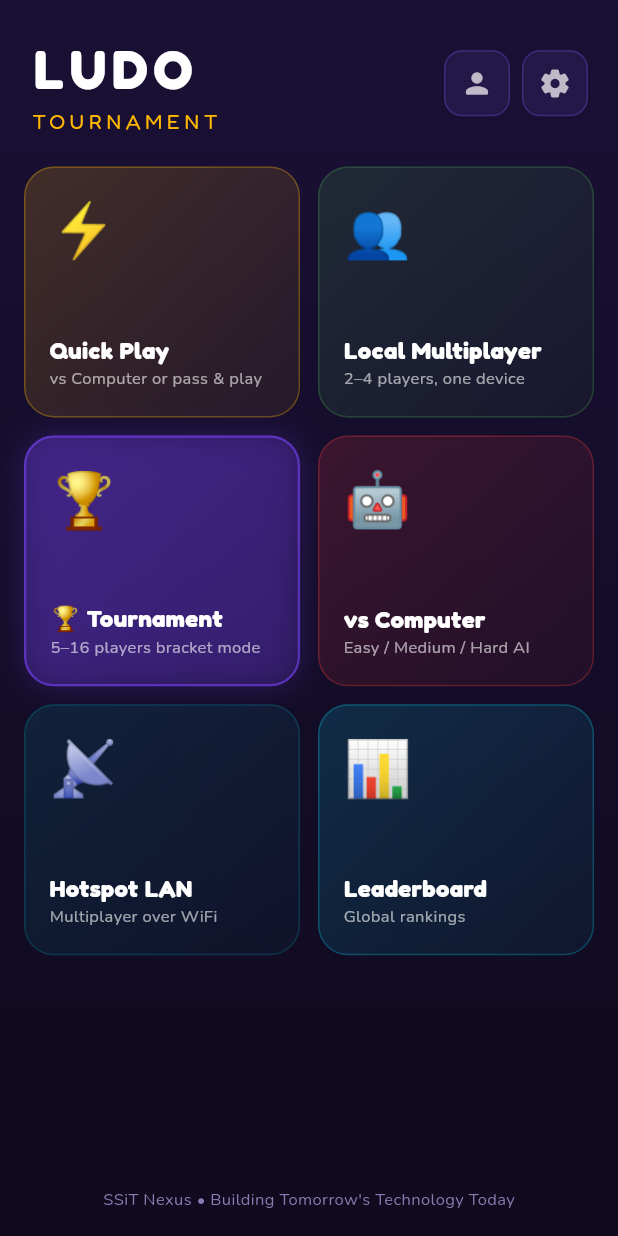
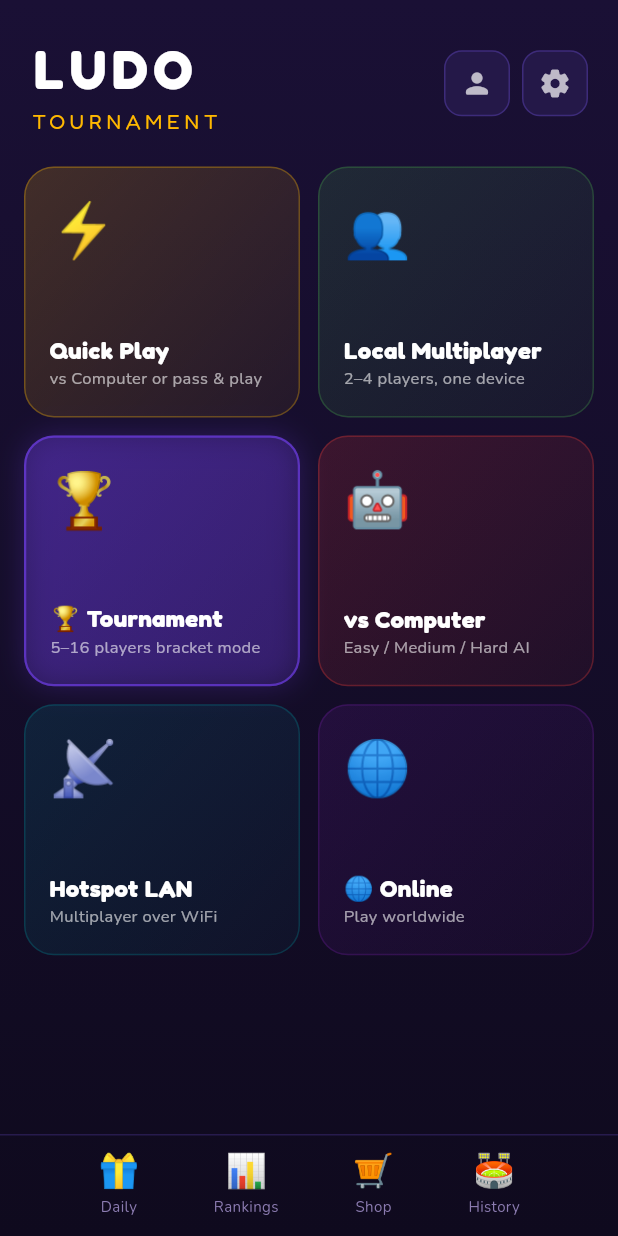
Before and after one commit to Shri5Ambare/ludo-tournament-app, a Flutter app: the screen it shows after launch, on a phone screen of 412 x 824 dp. Run offline on Flutter 3.47's test engine with Material 3 defaults, Android fonts, the phone set to English and light mode, and no system bars; drawn by our look-alikes of flutter_animate; our stand-ins replace audioplayers, confetti, equatable, flutter_riverpod, go_router, google_fonts and 4 more; accounts and stored records are empty.

Commit message:
✨ Fix: Online button wired, footer nav bar, remove unused imports, clean duplicates

```diff
--- a/lib/ai/ai_engine.dart
+++ b/lib/ai/ai_engine.dart
@@ -3,7 +3,6 @@ import 'dart:math';
 import '../models/game_models.dart';
 import '../core/constants/app_constants.dart';
 import '../core/constants/board_paths.dart';
-import 'game_engine.dart';
 
 /// AI decision engine for bot players
 class AIEngine {
--- a/lib/providers/game_provider.dart
+++ b/lib/providers/game_provider.dart
@@ -5,7 +5,6 @@ import '../models/game_models.dart';
 import '../game_engine/game_engine.dart';
 import '../ai/ai_engine.dart';
 import '../core/constants/app_constants.dart';
-import 'settings_provider.dart';
 
 // ─────────────────────────────────────────────
 // Game Provider
--- a/lib/screens/home/home_screen.dart
+++ b/lib/screens/home/home_screen.dart
@@ -92,8 +92,8 @@ class HomeScreen extends ConsumerWidget {
           'Easy / Medium / Hard AI', () => _goToLobby(context, 'ai')),
       _MenuItem('Hotspot LAN', '📡', const Color(0xFF00838F),
           'Multiplayer over WiFi', () => _showHotspotDialog(context)),
-      _MenuItem('Leaderboard', '📊', const Color(0xFF00BCD4),
-          'Global rankings', () => context.push('/leaderboard')),
+      _MenuItem('🌐 Online', '🌐', const Color(0xFF6A1B9A),
+          'Play worldwide', () => context.push('/online/auth')),
     ];
 
     return Padding(
@@ -119,11 +119,37 @@ class HomeScreen extends ConsumerWidget {
   }
 
   Widget _buildFooter(BuildContext context) {
-    return Padding(
-      padding: const EdgeInsets.all(16),
-      child: Text(
-        'SSiT Nexus • Building Tomorrow\'s Technology Today',
-        style: GoogleFonts.nunito(fontSize: 11, color: AppColors.textMuted),
+    return Container(
+      padding: const EdgeInsets.fromLTRB(16, 8, 16, 12),
+      decoration: BoxDecoration(
+        border: Border(
+          top: BorderSide(color: AppColors.darkBorder.withOpacity(0.5)),
+        ),
+      ),
+      child: Row(
+        mainAxisAlignment: MainAxisAlignment.spaceEvenly,
+        children: [
+          _footerBtn(context, '🎁', 'Daily', () => context.push('/daily-reward')),
+          _footerBtn(context, '📊', 'Rankings', () => context.push('/leaderboard')),
+          _footerBtn(context, '🛒', 'Shop', () => context.push('/shop')),
+          _footerBtn(context, '🏟️', 'History', () => context.push('/tournament/history')),
+        ],
+      ),
+    );
+  }
+
+  Widget _footerBtn(BuildContext context, String emoji, String label, VoidCallback onTap) {
+    return GestureDetector(
+      onTap: onTap,
+      child: Column(
+        mainAxisSize: MainAxisSize.min,
+        children: [
+          Text(emoji, style: const TextStyle(fontSize: 22)),
+          const SizedBox(height: 2),
+          Text(label,
+              style: GoogleFonts.nunito(
+                  fontSize: 10, color: AppColors.textMuted)),
+        ],
       ),
     );
   }
@@ -134,8 +160,6 @@ class HomeScreen extends ConsumerWidget {
 
   void _showHotspotDialog(BuildContext context) {
     showHotspotDialog(context);
-  }
-    context.push('/lobby', extra: {'mode': mode});
   }
 }
 
```
